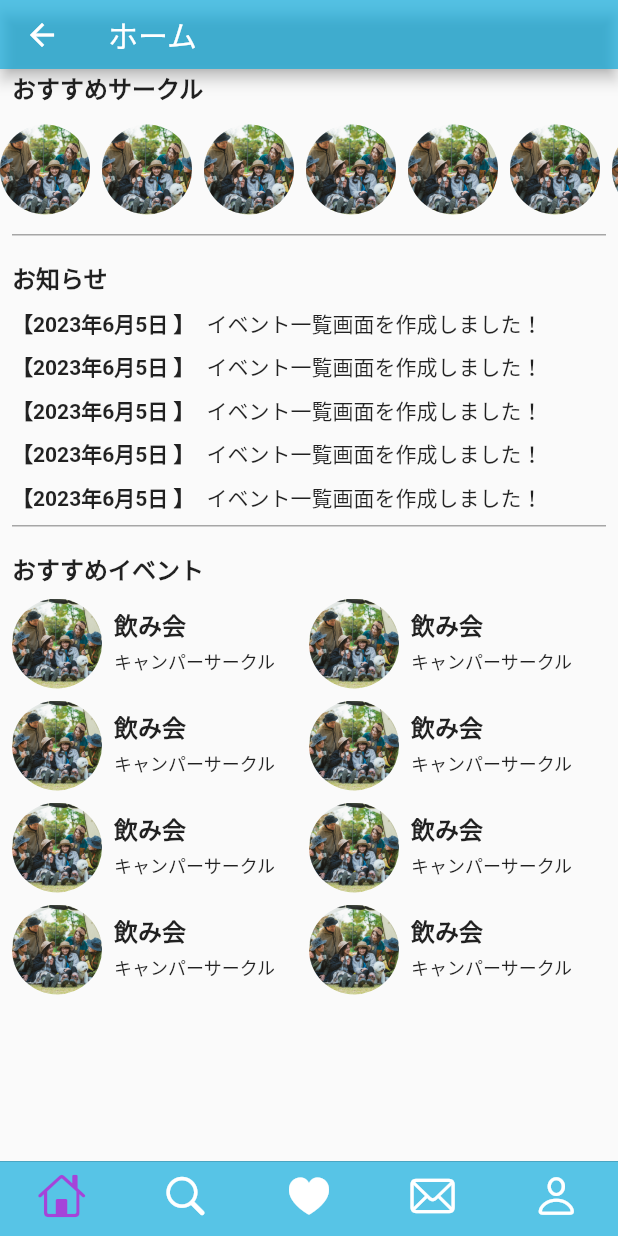
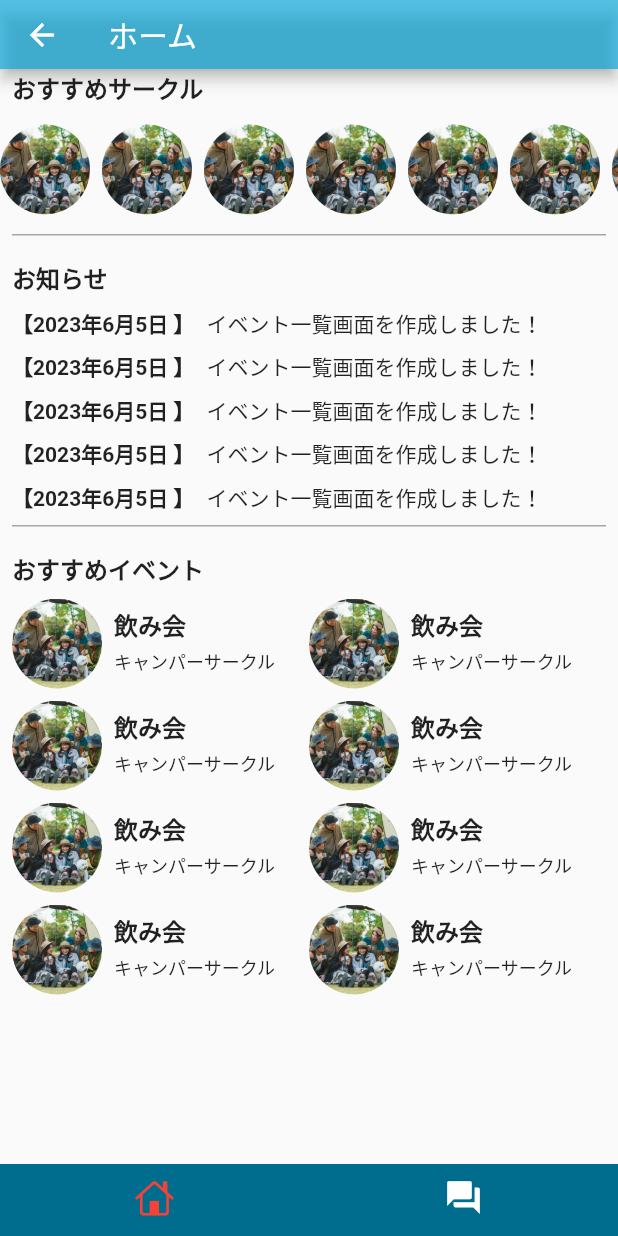
Before and after one commit to circles777/Circles, a Flutter app: the screen it shows after launch, after a tap on "Home", on a phone screen of 412 x 824 dp. Run offline on Flutter 3.47's test engine with Material 2 defaults, Android fonts, the light colour scheme and no system bars; drawn by our look-alikes of persistent_bottom_nav_bar_v2; our stand-ins replace flutter_dotenv, flutter_hooks, flutter_riverpod, hooks_riverpod, shared_preferences; missing offline and left inert: dart:html; network calls fail.

Commit message:
feat:organize to persist bottomnav

```diff
--- a/mobile/lib/components/common/BaseLayout.dart
+++ b/mobile/lib/components/common/BaseLayout.dart
@@ -26,22 +26,11 @@ class BaseLayout extends HookConsumerWidget with RouteAware {
     }, [currentRoute]);*/
 
     return Scaffold(
-        appBar: AppBar(
-            toolbarHeight: 46,
-            title: Text(title),
-            backgroundColor: Color.fromARGB(166, 0, 167, 220)),
-        body: child,
-        bottomNavigationBar: CupertinoTabBar(
-            iconSize: 32,
-            inactiveColor: Color.fromARGB(255, 255, 255, 255),
-            activeColor: Color.fromARGB(166, 207, 0, 210),
-            backgroundColor: Color.fromARGB(166, 0, 167, 220),
-            items: const <BottomNavigationBarItem>[
-              BottomNavigationBarItem(icon: Icon(CupertinoIcons.home)),
-              BottomNavigationBarItem(icon: Icon(CupertinoIcons.search)),
-              BottomNavigationBarItem(icon: Icon(CupertinoIcons.heart_fill)),
-              BottomNavigationBarItem(icon: Icon(CupertinoIcons.mail)),
-              BottomNavigationBarItem(icon: Icon(CupertinoIcons.person))
-            ]));
+      appBar: AppBar(
+          toolbarHeight: 46,
+          title: Text(title),
+          backgroundColor: Color.fromARGB(166, 0, 167, 220)),
+      body: child,
+    );
   }
 }
--- a/mobile/lib/screens/Auth/LandingPage.dart
+++ b/mobile/lib/screens/Auth/LandingPage.dart
@@ -3,6 +3,7 @@ import 'dart:html';
 import 'package:flutter/material.dart';
 import 'package:mobile/screens/Auth/CreateNew.dart';
 import 'package:mobile/screens/Home/Home.dart';
+import 'package:mobile/screens/Home/index.dart';
 import 'package:mobile/screens/auth/Login.dart';
 
 class LandingPage extends StatelessWidget {
@@ -56,7 +57,7 @@ class LandingPage extends StatelessWidget {
                     ElevatedButton(
                         onPressed: () => {
                               Navigator.of(context).push<dynamic>(
-                                Home.route(),
+                                Index.route(),
                               )
                             },
                         style: ButtonStyle(
--- /dev/null
+++ b/mobile/lib/screens/Home/index.dart
@@ -0,0 +1,82 @@
+// ignore_for_file: prefer_const_constructors
+
+import 'dart:convert';
+//import 'dart:ffi';
+
+import 'package:flutter/cupertino.dart';
+import 'package:flutter/material.dart';
+import 'package:flutter_hooks/flutter_hooks.dart';
+import 'package:mobile/api/user/user.clent.dart';
+import 'package:mobile/components/common/Avater.dart';
+import 'package:mobile/components/common/BaseLayout.dart';
+import 'package:mobile/components/common/ColumnWithGap.dart';
+import 'package:mobile/components/common/ListViewWithGap.dart';
+import 'package:mobile/components/common/RowWithGap.dart';
+import 'package:mobile/components/common/SimpleEventCard.dart';
+import 'package:mobile/components/common/TextFormWithOutLine.dart';
+import 'package:mobile/screens/Auth/Login.dart';
+import 'package:mobile/utils/helpers/alert.dart';
+import 'package:mobile/utils/helpers/successDialog.dart';
+import 'package:persistent_bottom_nav_bar_v2/persistent-tab-view.dart';
+
+import '../Circle/CircleDetail.dart';
+import 'Home.dart';
+
+class Index extends HookWidget {
+  Index({super.key});
+
+  static Route<dynamic> route() {
+    return MaterialPageRoute<dynamic>(
+      builder: (_) => Index(),
+      //settings: RouteSettings(arguments: someId),
+    );
+  }
+
+  final _formKey = GlobalKey<FormState>();
+  String? passwordValidator(String text) {
+    if (text.length < 8) {
+      return 'Please enter the password with at least 8 letters';
+    }
+    return null;
+  }
+
+  @override
+  Widget build(BuildContext context) {
+    final pages = [Home(), CircleDetail()];
+
+    Future<dynamic> pushCircleDetail() => Navigator.of(context).push<dynamic>(
+          CircleDetail.route(),
+        );
+
+    const List<int> nums = [1, 2, 3, 4, 5, 6, 7, 8, 9, 10, 11, 12];
+
+    final double deviceWidth = MediaQuery.of(context).size.width;
+    return PersistentTabView(context,
+        screens: pages,
+        navBarHeight: 48,
+        backgroundColor: Color.fromARGB(166, 0, 167, 220),
+        navBarStyle: NavBarStyle.simple,
+        items: [
+          PersistentBottomNavBarItem(
+              icon: Icon(CupertinoIcons.home),
+              activeColorPrimary: Colors.red,
+              inactiveColorPrimary: Colors.white),
+          PersistentBottomNavBarItem(
+              icon: Icon(Icons.forum),
+              activeColorPrimary: Colors.red,
+              inactiveColorPrimary: Colors.white),
+          /*PersistentBottomNavBarItem(
+              icon: Icon(CupertinoIcons.heart_fill),
+              activeColorPrimary: Colors.red,
+              inactiveColorPrimary: Colors.white),*/
+          /*PersistentBottomNavBarItem(
+              icon: Icon(CupertinoIcons.mail),
+              activeColorPrimary: Colors.red,
+              inactiveColorPrimary: Colors.white),
+          PersistentBottomNavBarItem(
+              icon: Icon(CupertinoIcons.person),
+              activeColorPrimary: Colors.red,
+              inactiveColorPrimary: Colors.white)*/
+        ]);
+  }
+}
--- a/mobile/pubspec.yaml
+++ b/mobile/pubspec.yaml
@@ -43,6 +43,7 @@ dependencies:
   localstore: ^1.2.3
   shared_preferences: ^2.0.18
   hooks_riverpod: ^1.0.4
+  persistent_bottom_nav_bar_v2: any
 
 dev_dependencies:
   flutter_test:
```
Also changed, not shown: mobile/pubspec.lock.
